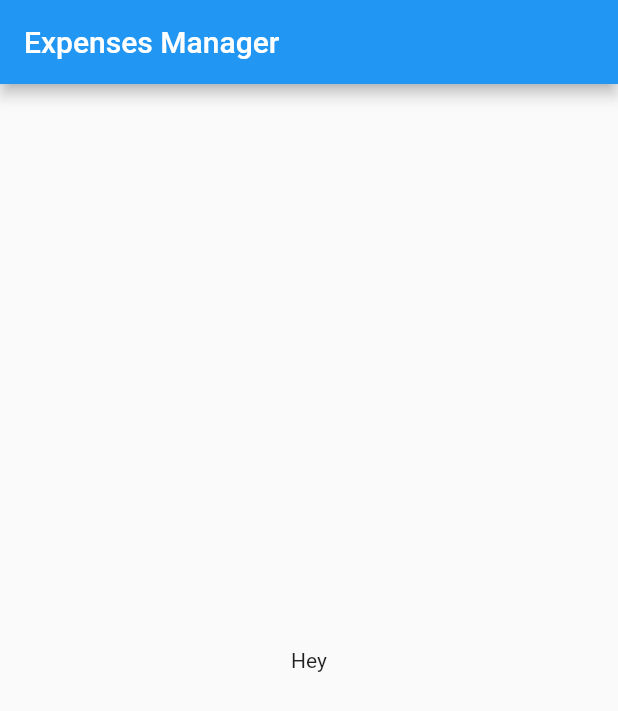
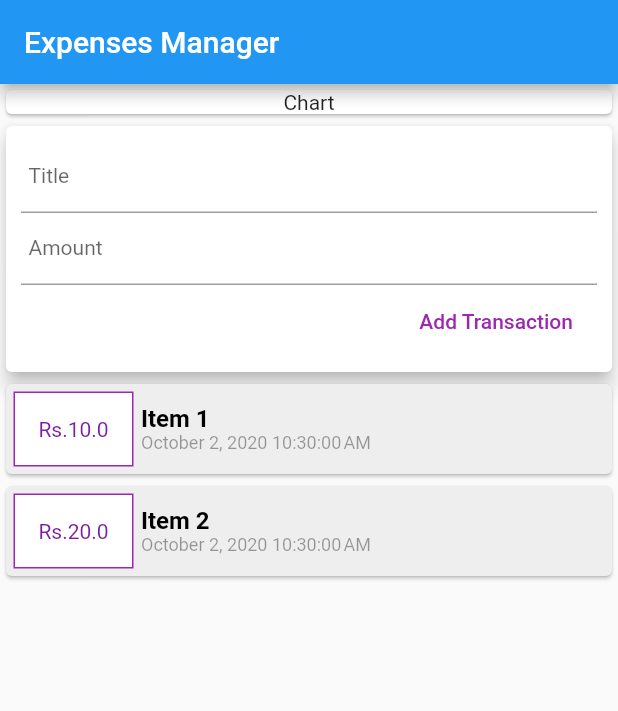
Before and after one commit to aditya2548/Expenses_Manager, a Flutter app: the screen it shows after launch, on a phone screen of 412 x 824 dp. Shown: the top 711 px of the screen. Run offline on Flutter 3.47's test engine with Material 2 defaults, Android fonts, the phone set to English and light mode, and no system bars; our stand-ins replace fluttertoast.

Commit message:
TransactionsList with add Transaction option

```diff
--- a/lib/main.dart
+++ b/lib/main.dart
@@ -1,3 +1,4 @@
+import 'package:Expenses_Manager/widgets/user_transactions.dart';
 import 'package:flutter/material.dart';
 
 void main() => runApp(MyApp());
@@ -13,14 +14,32 @@ class MyApp extends StatelessWidget {
 }
 
 class HomePage extends StatelessWidget {
+  final titleController = TextEditingController();
+  final amountController = TextEditingController();
+
   @override
   Widget build(BuildContext context) {
     return Scaffold(
       appBar: AppBar(
         title: Text("Expenses Manager"),
       ),
-      body: Center(
-        child: Text("Hey"),
+      body: SingleChildScrollView(
+        child: Column(
+          children: <Widget>[
+            Container(
+              width: double.infinity,
+              child: Card(
+                child: Text(
+                  // child to hold chart of various details
+                  "Chart",
+                  textAlign: TextAlign.center,
+                ),
+              ),
+            ),
+            // stateful widget which gets updated whenever new transaction is added
+            UserTransaction(),
+          ],
+        ),
       ),
     );
   }
--- /dev/null
+++ b/lib/models/transaction.dart
@@ -0,0 +1,15 @@
+import 'package:flutter/foundation.dart';
+
+class Transaction {
+  final String id;
+  final String title;
+  final double price;
+  final DateTime date;
+
+  Transaction({
+    @required this.id,
+    @required this.title,
+    @required this.price,
+    @required this.date,
+  });
+}
--- /dev/null
+++ b/lib/widgets/new_transaction.dart
@@ -0,0 +1,77 @@
+import 'package:flutter/material.dart';
+import 'package:fluttertoast/fluttertoast.dart';
+
+//  Stateless widget to store the details of new transaction
+//  takes addTransaction function through constructor, which are passed through the stateful widget
+//  UserTransactions (connecting stateless widgets NewTransactions and TransactionsList )
+class NewTransaction extends StatelessWidget {
+  final titleController = TextEditingController();
+  final amountController = TextEditingController();
+  final Function _addTransaction;
+
+  NewTransaction(this._addTransaction);
+
+  //  Function to be executed when enter(keyboard) or add transaction are pressed
+  void submitData() {
+    //  Validating if entered data is correct
+    //    ->  non empty title
+    //    ->  non empty and positive amount
+    //If invalid, display a toast
+    if (titleController.text.isEmpty ||
+        amountController.text == "" ||
+        double.tryParse(amountController.text) == null ||
+        double.parse(amountController.text) <= 0) {
+      Fluttertoast.showToast(
+          msg: "Please enter valid details!",
+          toastLength: Toast.LENGTH_SHORT,
+          gravity: ToastGravity.CENTER,
+          timeInSecForIosWeb: 1,
+          backgroundColor: Colors.red,
+          textColor: Colors.white,
+          fontSize: 16.0);
+      return;
+    }
+    _addTransaction(titleController.text, double.parse(amountController.text));
+  }
+
+  @override
+  Widget build(BuildContext context) {
+    return Card(
+      elevation: 5,
+      child: Container(
+        padding: EdgeInsets.all(10),
+        child: Column(
+          crossAxisAlignment: CrossAxisAlignment.end,
+          children: [
+            TextField(
+              style: TextStyle(fontSize: 14),
+              //  Used to submit data when enter is pressed from keyboard (using dummy returned string "_")
+              onSubmitted: (_) => submitData(),
+              decoration: InputDecoration(
+                  labelText: "Title",
+                  contentPadding: EdgeInsets.fromLTRB(5, 2, 2, 5)),
+              controller: titleController,
+            ),
+            TextField(
+              style: TextStyle(fontSize: 14),
+              //  Used to submit data when enter is pressed from keyboard (using dummy returned string "_")
+              onSubmitted: (_) => submitData(),
+              keyboardType: TextInputType.number,
+              decoration: InputDecoration(
+                  labelText: "Amount",
+                  contentPadding: EdgeInsets.fromLTRB(5, 2, 2, 5)),
+              controller: amountController,
+            ),
+            FlatButton(
+              child: Text(
+                "Add Transaction",
+                style: TextStyle(color: Colors.purple),
+              ),
+              onPressed: submitData,
+            ),
+          ],
+        ),
+      ),
+    );
+  }
+}
--- /dev/null
+++ b/lib/widgets/transactions_list.dart
@@ -0,0 +1,76 @@
+import 'package:Expenses_Manager/models/transaction.dart';
+import 'package:flutter/material.dart';
+import 'package:intl/intl.dart';
+
+//  Stateless widget to store the list of transactions
+//  ListView.Builder is used as only required transaction are rendered(efficient than ListView)
+//  takes list of transactions through constructor, which are passed through the stateful widget
+//  UserTransactions (connecting stateless widgets NewTransactions and TransactionsList )
+class TransactionList extends StatelessWidget {
+  final List<Transaction> _transactions;
+
+  TransactionList(this._transactions);
+
+  @override
+  Widget build(BuildContext context) {
+    return Container(
+      height: 300,
+      child: ListView.builder(
+        itemBuilder: (context, index) {
+          return Card(
+            color: Colors.grey[200],
+            child: Row(
+              children: <Widget>[
+                Container(
+                  width: 80,
+                  height: 50,
+                  margin: EdgeInsets.all(5),
+                  decoration: BoxDecoration(
+                    color: Colors.white,
+                    border: Border.all(color: Colors.purple, width: 1),
+                  ),
+                  padding: EdgeInsets.all(2),
+                  alignment: Alignment.center,
+                  child: SingleChildScrollView(
+                    scrollDirection: Axis.horizontal,
+                    child: Text(
+                      "Rs.${_transactions[index].price.toString()}",
+                      style: TextStyle(color: Colors.purple[700]),
+                      textAlign: TextAlign.center,
+                    ),
+                  ),
+                ),
+                Column(
+                  crossAxisAlignment: CrossAxisAlignment.start,
+                  children: <Widget>[
+                    Container(
+                      width: 250,
+                      child: SingleChildScrollView(
+                        scrollDirection: Axis.horizontal,
+                        child: Text(
+                          _transactions[index].title,
+                          style: TextStyle(
+                              fontSize: 16,
+                              fontWeight: FontWeight.bold,
+                              color: Colors.black),
+                        ),
+                      ),
+                    ),
+                    Text(
+                      DateFormat().format(_transactions[index].date),
+                      style: TextStyle(
+                        fontSize: 12,
+                        color: Colors.black38,
+                      ),
+                    ),
+                  ],
+                )
+              ],
+            ),
+          );
+        },
+        itemCount: _transactions.length,
+      ),
+    );
+  }
+}
--- /dev/null
+++ b/lib/widgets/user_transactions.dart
@@ -0,0 +1,53 @@
+import 'package:Expenses_Manager/models/transaction.dart';
+import 'package:Expenses_Manager/widgets/new_transaction.dart';
+import 'package:Expenses_Manager/widgets/transactions_list.dart';
+import 'package:flutter/material.dart';
+
+// stateful widget which gets updated whenever new transaction is added
+
+class UserTransaction extends StatefulWidget {
+  @override
+  _UserTransactionState createState() => _UserTransactionState();
+}
+
+class _UserTransactionState extends State<UserTransaction> {
+  //  List of transactions with some dummy transactions
+  final List<Transaction> _transactions = [
+    Transaction(
+      id: "t1",
+      title: "Item 1",
+      price: 10,
+      date: DateTime.now(),
+    ),
+    Transaction(
+      id: "t2",
+      title: "Item 2",
+      price: 20,
+      date: DateTime.now(),
+    ),
+  ];
+
+  //  Adds a new transaction to the list whenever Add Transaction is pressed or enter is pressed in keyboard
+  void _addNewTransaction(String txTitle, double txAmount) {
+    // Currently using current DateTime as transaction id
+    final newTx = Transaction(
+        id: DateTime.now().toString(),
+        title: txTitle,
+        price: txAmount,
+        date: DateTime.now());
+
+    setState(() {
+      _transactions.add(newTx);
+    });
+  }
+
+  @override
+  Widget build(BuildContext context) {
+    return Column(
+      children: <Widget>[
+        NewTransaction(_addNewTransaction),
+        TransactionList(_transactions),
+      ],
+    );
+  }
+}
--- a/pubspec.yaml
+++ b/pubspec.yaml
@@ -23,6 +23,10 @@ environment:
 dependencies:
   flutter:
     sdk: flutter
+  intl: ^0.16.1
+  fluttertoast: ^7.1.1
+
+
 
 
   # The following adds the Cupertino Icons font to your application.
```
Also changed, not shown: pubspec.lock.
